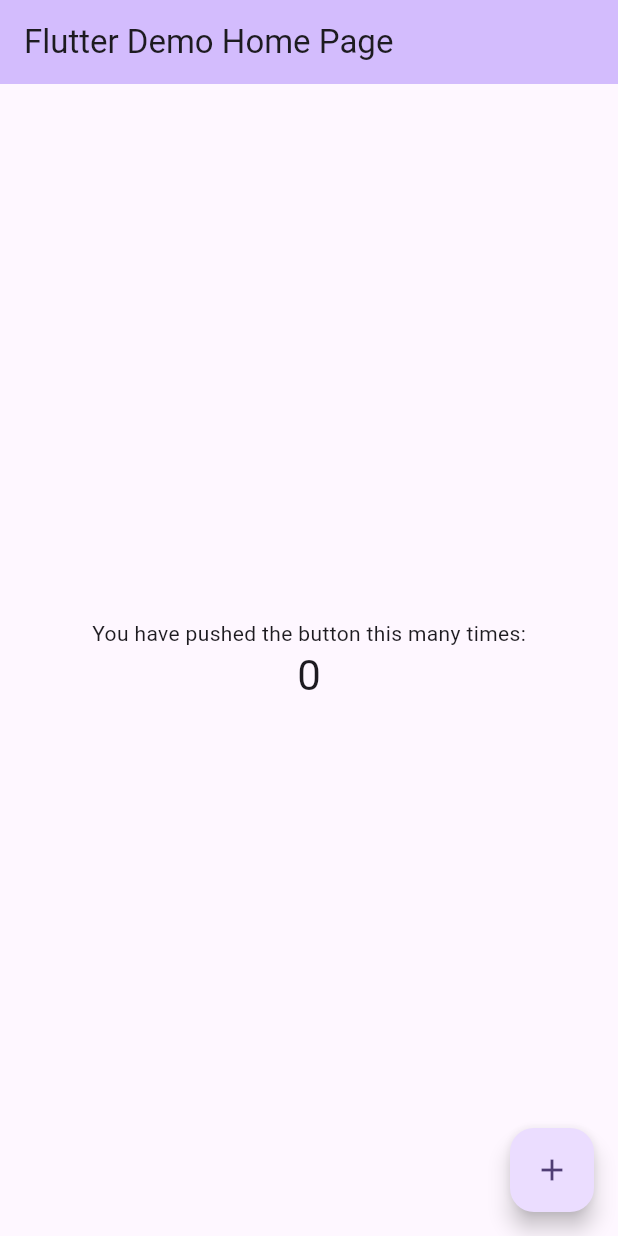
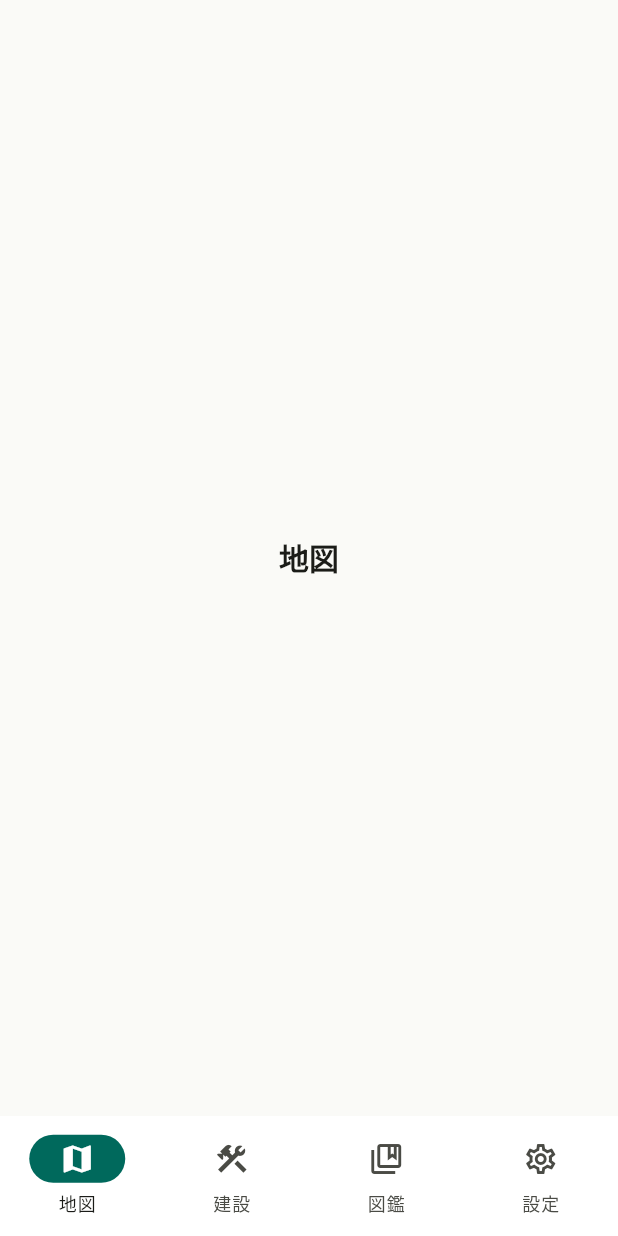
Before and after one commit to rokusoudo-product/terra-town, a Flutter app: the screen it shows after launch, on a phone screen of 412 x 824 dp. Run offline on Flutter 3.47's test engine with Material 3 defaults, Android fonts, the phone set to English and light mode, and no system bars.

Commit message:
feat(design): DESIGN.md のデザイントークンを Flutter テーマ層として実装 (#39)
- app/lib/design/ にトークン層を新設
  - color_tokens.dart: カラートークン12種 + fog をライト/ダークで定義し、
    Material3 ColorScheme と AppSemanticColors(success/warning/info/fog)
    にマッピング
  - typography.dart: タイポスケール(12/14/16/20/24/32)をTextThemeにマッピング
    （本文16・補助12・行間1.6）
  - spacing.dart: 8ptグリッド定数(4例外込み)と最小タップ領域48dpを定義
  - app_theme.dart: 上記からuseMaterial3:trueのThemeData(light/dark)を生成
- main.dart: カウンターデモを削除し、テーマ適用済みの下部ナビ4タブ
  （地図/建設/図鑑/設定）のプレースホルダに置き換え
- widget_test.dart: カウンターのsmoke testを、テーマがDESIGN.mdのトークン値
  通りに適用されていることを検証するテストに置き換え

Closes #25

```diff
--- /dev/null
+++ b/app/lib/design/app_theme.dart
@@ -0,0 +1,72 @@
+import 'package:flutter/material.dart';
+
+import 'color_tokens.dart';
+import 'spacing.dart';
+import 'typography.dart';
+
+/// DESIGN.md のトークン層から Material 3 `ThemeData`（ライト/ダーク）を生成する。
+///
+/// 画面側は `Theme.of(context)` 経由でのみ色・タイポグラフィを参照し、
+/// カラーコード・フォントサイズ・余白の直書きは行わないこと（Issue #25 受け入れ基準）。
+class AppTheme {
+  const AppTheme._();
+
+  static ThemeData light() => _themeFrom(
+    colorScheme: ColorTokens.lightScheme,
+    backgroundColor: ColorTokens.backgroundLight,
+    semanticColors: const AppSemanticColors(
+      success: ColorTokens.successLight,
+      warning: ColorTokens.warningLight,
+      info: ColorTokens.infoLight,
+      fog: ColorTokens.fog,
+    ),
+  );
+
+  static ThemeData dark() => _themeFrom(
+    colorScheme: ColorTokens.darkScheme,
+    backgroundColor: ColorTokens.backgroundDark,
+    semanticColors: const AppSemanticColors(
+      success: ColorTokens.successDark,
+      warning: ColorTokens.warningDark,
+      info: ColorTokens.infoDark,
+      // 地図はライトのみ MVP のため fog は単一値（ダークテーマでも同値）。
+      fog: ColorTokens.fog,
+    ),
+  );
+
+  static ThemeData _themeFrom({
+    required ColorScheme colorScheme,
+    required Color backgroundColor,
+    required AppSemanticColors semanticColors,
+  }) {
+    final textTheme = AppTypography.textTheme(
+      primary: colorScheme.onSurface,
+      secondary: colorScheme.onSurfaceVariant,
+    );
+
+    final minTapTargetStyle = ButtonStyle(
+      minimumSize: WidgetStateProperty.all(AppSpacing.minTapTarget),
+    );
+
+    return ThemeData(
+      useMaterial3: true,
+      brightness: colorScheme.brightness,
+      colorScheme: colorScheme,
+      scaffoldBackgroundColor: backgroundColor,
+      textTheme: textTheme,
+      extensions: <ThemeExtension<dynamic>>[semanticColors],
+      appBarTheme: AppBarTheme(
+        backgroundColor: colorScheme.surface,
+        foregroundColor: colorScheme.onSurface,
+        elevation: 0,
+      ),
+      elevatedButtonTheme: ElevatedButtonThemeData(style: minTapTargetStyle),
+      filledButtonTheme: FilledButtonThemeData(style: minTapTargetStyle),
+      outlinedButtonTheme: OutlinedButtonThemeData(style: minTapTargetStyle),
+      textButtonTheme: TextButtonThemeData(style: minTapTargetStyle),
+      iconButtonTheme: IconButtonThemeData(
+        style: IconButton.styleFrom(minimumSize: AppSpacing.minTapTarget),
+      ),
+    );
+  }
+}
--- /dev/null
+++ b/app/lib/design/color_tokens.dart
@@ -0,0 +1,140 @@
+import 'package:flutter/material.dart';
+
+/// DESIGN.md「カラートークン」節（12種 + fog）の唯一の実装対応物。
+///
+/// このファイル以外で `Color(0x...)` / `Colors.*` のリテラルを書かないこと
+/// （Issue #25 受け入れ基準）。値を変更する場合は DESIGN.md 側も同一 PR で更新する。
+class ColorTokens {
+  const ColorTokens._();
+
+  // primary（主要アクション・自分の街の象徴色）
+  static const Color primaryLight = Color(0xFF2E7D32);
+  static const Color primaryDark = Color(0xFF7CC47F);
+
+  // secondary（サブアクション・区画/水辺系）
+  static const Color secondaryLight = Color(0xFF00695C);
+  static const Color secondaryDark = Color(0xFF4DB6AC);
+
+  // accent（獲得・名所ハイライト、10%）
+  static const Color accentLight = Color(0xFFF9A825);
+  static const Color accentDark = Color(0xFFFFCA45);
+
+  // background（画面背景・地図以外）
+  static const Color backgroundLight = Color(0xFFFAFAF7);
+  static const Color backgroundDark = Color(0xFF121410);
+
+  // surface（カード・パネル・HUD背景）
+  static const Color surfaceLight = Color(0xFFFFFFFF);
+  static const Color surfaceDark = Color(0xFF1E211C);
+
+  // text
+  static const Color textPrimaryLight = Color(0xFF1B1C18);
+  static const Color textPrimaryDark = Color(0xFFE4E4DC);
+  static const Color textSecondaryLight = Color(0xFF4A4B45);
+  static const Color textSecondaryDark = Color(0xFFA8AAA0);
+
+  // semantic
+  static const Color successLight = Color(0xFF2E7D32);
+  static const Color successDark = Color(0xFF7CC47F);
+  static const Color warningLight = Color(0xFFF9A825);
+  static const Color warningDark = Color(0xFFFFCA45);
+  static const Color errorLight = Color(0xFFC62828);
+  static const Color errorDark = Color(0xFFEF9A9A);
+  static const Color infoLight = Color(0xFF1565C0);
+  static const Color infoDark = Color(0xFF90CAF9);
+
+  /// fog of war 暗幕（未開示ヘクス）。地図はライトのみ MVP のため単一値。
+  /// DESIGN.md: rgba(20,22,16,0.62)
+  static const Color fog = Color(0x9E141610);
+
+  /// on-color（コントラスト用の前景色）は DESIGN.md に個別値の定義が無いため、
+  /// 背景トークンの輝度から自動算出する（白 or 黒87%）。
+  static Color _onColorFor(Color background) {
+    final brightness = ThemeData.estimateBrightnessForColor(background);
+    return brightness == Brightness.dark ? Colors.white : Colors.black87;
+  }
+
+  /// DESIGN.md のトークンを Material 3 ColorScheme にマッピングしたライトテーマ用配色。
+  /// accent は Material 3 の tertiary スロットに、text-secondary は
+  /// onSurfaceVariant / outline に対応させる。
+  static ColorScheme get lightScheme => ColorScheme.light(
+    primary: primaryLight,
+    onPrimary: _onColorFor(primaryLight),
+    secondary: secondaryLight,
+    onSecondary: _onColorFor(secondaryLight),
+    tertiary: accentLight,
+    onTertiary: _onColorFor(accentLight),
+    error: errorLight,
+    onError: _onColorFor(errorLight),
+    surface: surfaceLight,
+    onSurface: textPrimaryLight,
+    onSurfaceVariant: textSecondaryLight,
+    outline: textSecondaryLight,
+  );
+
+  /// ダークテーマ用配色（地図以外の UI 向け。地図は本 Issue のスコープ外）。
+  static ColorScheme get darkScheme => ColorScheme.dark(
+    primary: primaryDark,
+    onPrimary: _onColorFor(primaryDark),
+    secondary: secondaryDark,
+    onSecondary: _onColorFor(secondaryDark),
+    tertiary: accentDark,
+    onTertiary: _onColorFor(accentDark),
+    error: errorDark,
+    onError: _onColorFor(errorDark),
+    surface: surfaceDark,
+    onSurface: textPrimaryDark,
+    onSurfaceVariant: textSecondaryDark,
+    outline: textSecondaryDark,
+  );
+}
+
+/// Material 3 の ColorScheme に無い DESIGN.md 独自トークン（success / warning / info / fog）を
+/// 保持する ThemeExtension。`Theme.of(context).extension<AppSemanticColors>()` で参照する。
+@immutable
+class AppSemanticColors extends ThemeExtension<AppSemanticColors> {
+  const AppSemanticColors({
+    required this.success,
+    required this.warning,
+    required this.info,
+    required this.fog,
+  });
+
+  final Color success;
+  final Color warning;
+  final Color info;
+  final Color fog;
+
+  @override
+  AppSemanticColors copyWith({
+    Color? success,
+    Color? warning,
+    Color? info,
+    Color? fog,
+  }) {
+    return AppSemanticColors(
+      success: success ?? this.success,
+      warning: warning ?? this.warning,
+      info: info ?? this.info,
+      fog: fog ?? this.fog,
+    );
+  }
+
+  @override
+  AppSemanticColors lerp(ThemeExtension<AppSemanticColors>? other, double t) {
+    if (other is! AppSemanticColors) {
+      return this;
+    }
+    return AppSemanticColors(
+      success: Color.lerp(success, other.success, t)!,
+      warning: Color.lerp(warning, other.warning, t)!,
+      info: Color.lerp(info, other.info, t)!,
+      fog: Color.lerp(fog, other.fog, t)!,
+    );
+  }
+}
+
+/// `theme.semanticColors` で AppSemanticColors に簡潔にアクセスするための拡張。
+extension AppSemanticColorsX on ThemeData {
+  AppSemanticColors get semanticColors => extension<AppSemanticColors>()!;
+}
--- /dev/null
+++ b/app/lib/design/spacing.dart
@@ -0,0 +1,21 @@
+import 'package:flutter/material.dart';
+
+/// DESIGN.md「余白・レイアウト」節の唯一の実装対応物。
+///
+/// 8pt グリッド（8/16/24/32/48/64、例外は 4 のみ）＋ 最小タップ領域 48×48dp。
+class AppSpacing {
+  const AppSpacing._();
+
+  /// 8pt グリッドの唯一の例外値。
+  static const double xs = 4;
+
+  static const double sm = 8;
+  static const double md = 16;
+  static const double lg = 24;
+  static const double xl = 32;
+  static const double xxl = 48;
+  static const double xxxl = 64;
+
+  /// タップ対象 最低 48×48dp（DESIGN.md「余白・レイアウト」）。
+  static const Size minTapTarget = Size(xxl, xxl);
+}
--- /dev/null
+++ b/app/lib/design/typography.dart
@@ -0,0 +1,58 @@
+import 'package:flutter/material.dart';
+
+/// DESIGN.md「タイポグラフィ」節の唯一の実装対応物。
+///
+/// スケール: 12 / 14 / 16 / 20 / 24 / 32（本文 16・補助 12）。行間 1.5〜1.7。
+/// フォント: 日本語 UI は Noto Sans JP が第一候補だが、モバイルはシステムデフォルト可
+/// （DESIGN.md）のため、本アプリではシステムデフォルトフォントを使用する
+/// （カスタムフォント同梱は本 Issue のスコープ外）。
+class AppTypography {
+  const AppTypography._();
+
+  static const double scale12 = 12;
+  static const double scale14 = 14;
+  static const double scale16 = 16; // 本文基準
+  static const double scale20 = 20;
+  static const double scale24 = 24;
+  static const double scale32 = 32;
+
+  /// 行間 1.5〜1.7 の範囲内で統一的に採用する値。
+  static const double lineHeight = 1.6;
+
+  /// [primary] は本文色、[secondary] は補助テキスト色（DESIGN.md text-secondary）。
+  static TextTheme textTheme({
+    required Color primary,
+    required Color secondary,
+  }) {
+    TextStyle style(
+      double size, {
+      FontWeight weight = FontWeight.normal,
+      Color? color,
+    }) {
+      return TextStyle(
+        fontSize: size,
+        height: lineHeight,
+        fontWeight: weight,
+        color: color ?? primary,
+      );
+    }
+
+    return TextTheme(
+      displayLarge: style(scale32, weight: FontWeight.w600),
+      displayMedium: style(scale32, weight: FontWeight.w600),
+      displaySmall: style(scale24, weight: FontWeight.w600),
+      headlineLarge: style(scale24, weight: FontWeight.w600),
+      headlineMedium: style(scale24, weight: FontWeight.w600),
+      headlineSmall: style(scale20, weight: FontWeight.w600),
+      titleLarge: style(scale20, weight: FontWeight.w500),
+      titleMedium: style(scale16, weight: FontWeight.w500),
+      titleSmall: style(scale14, weight: FontWeight.w500),
+      bodyLarge: style(scale16), // 本文
+      bodyMedium: style(scale14),
+      bodySmall: style(scale12, color: secondary), // 補助
+      labelLarge: style(scale14, weight: FontWeight.w500),
+      labelMedium: style(scale12, weight: FontWeight.w500),
+      labelSmall: style(scale12, weight: FontWeight.w500, color: secondary),
+    );
+  }
+}
--- a/app/lib/main.dart
+++ b/app/lib/main.dart
@@ -1,4 +1,6 @@
 import 'package:flutter/material.dart';
+
+import 'design/app_theme.dart';
 
 void main() {
   runApp(const MyApp());
@@ -7,116 +9,94 @@ void main() {
 class MyApp extends StatelessWidget {
   const MyApp({super.key});
 
-  // This widget is the root of your application.
   @override
   Widget build(BuildContext context) {
     return MaterialApp(
-      title: 'Flutter Demo',
-      theme: ThemeData(
-        // This is the theme of your application.
-        //
-        // TRY THIS: Try running your application with "flutter run". You'll see
-        // the application has a purple toolbar. Then, without quitting the app,
-        // try changing the seedColor in the colorScheme below to Colors.green
-        // and then invoke "hot reload" (save your changes or press the "hot
-        // reload" button in a Flutter-supported IDE, or press "r" if you used
-        // the command line to start the app).
-        //
-        // Notice that the counter didn't reset back to zero; the application
-        // state is not lost during the reload. To reset the state, use hot
-        // restart instead.
-        //
-        // This works for code too, not just values: Most code changes can be
-        // tested with just a hot reload.
-        colorScheme: .fromSeed(seedColor: Colors.deepPurple),
-      ),
-      home: const MyHomePage(title: 'Flutter Demo Home Page'),
+      title: 'terra-town',
+      theme: AppTheme.light(),
+      darkTheme: AppTheme.dark(),
+      home: const RootScaffold(),
     );
   }
 }
 
-class MyHomePage extends StatefulWidget {
-  const MyHomePage({super.key, required this.title});
-
-  // This widget is the home page of your application. It is stateful, meaning
-  // that it has a State object (defined below) that contains fields that affect
-  // how it looks.
-
-  // This class is the configuration for the state. It holds the values (in this
-  // case the title) provided by the parent (in this case the App widget) and
-  // used by the build method of the State. Fields in a Widget subclass are
-  // always marked "final".
-
-  final String title;
+/// 下部ナビ4タブ（地図 / 建設 / 図鑑 / 設定）の骨組み（DESIGN.md「余白・レイアウト」）。
+///
+/// 各タブの中身（4状態の実装）は Issue #25 のスコープ外。
+/// tasks.md の各画面タスク（T057・T075・T076・T089・T093・T103）に委ねる。
+class RootScaffold extends StatefulWidget {
+  const RootScaffold({super.key});
 
   @override
-  State<MyHomePage> createState() => _MyHomePageState();
+  State<RootScaffold> createState() => _RootScaffoldState();
 }
 
-class _MyHomePageState extends State<MyHomePage> {
-  int _counter = 0;
+class _RootScaffoldState extends State<RootScaffold> {
+  int _selectedIndex = 0;
 
-  void _incrementCounter() {
-    setState(() {
-      // This call to setState tells the Flutter framework that something has
-      // changed in this State, which causes it to rerun the build method below
-      // so that the display can reflect the updated values. If we changed
-      // _counter without calling setState(), then the build method would not be
-      // called again, and so nothing would appear to happen.
-      _counter++;
-    });
-  }
+  static const List<_TabSpec> _tabs = [
+    _TabSpec(label: '地図', icon: Icons.map_outlined, selectedIcon: Icons.map),
+    _TabSpec(
+      label: '建設',
+      icon: Icons.construction_outlined,
+      selectedIcon: Icons.construction,
+    ),
+    _TabSpec(
+      label: '図鑑',
+      icon: Icons.collections_bookmark_outlined,
+      selectedIcon: Icons.collections_bookmark,
+    ),
+    _TabSpec(
+      label: '設定',
+      icon: Icons.settings_outlined,
+      selectedIcon: Icons.settings,
+    ),
+  ];
 
   @override
   Widget build(BuildContext context) {
-    // This method is rerun every time setState is called, for instance as done
-    // by the _incrementCounter method above.
-    //
-    // The Flutter framework has been optimized to make rerunning build methods
-    // fast, so that you can just rebuild anything that needs updating rather
-    // than having to individually change instances of widgets.
     return Scaffold(
-      appBar: AppBar(
-        // TRY THIS: Try changing the color here to a specific color (to
-        // Colors.amber, perhaps?) and trigger a hot reload to see the AppBar
-        // change color while the other colors stay the same.
-        backgroundColor: Theme.of(context).colorScheme.inversePrimary,
-        // Here we take the value from the MyHomePage object that was created by
-        // the App.build method, and use it to set our appbar title.
-        title: Text(widget.title),
-      ),
-      body: Center(
-        // Center is a layout widget. It takes a single child and positions it
-        // in the middle of the parent.
-        child: Column(
-          // Column is also a layout widget. It takes a list of children and
-          // arranges them vertically. By default, it sizes itself to fit its
-          // children horizontally, and tries to be as tall as its parent.
-          //
-          // Column has various properties to control how it sizes itself and
-          // how it positions its children. Here we use mainAxisAlignment to
-          // center the children vertically; the main axis here is the vertical
-          // axis because Columns are vertical (the cross axis would be
-          // horizontal).
-          //
-          // TRY THIS: Invoke "debug painting" (choose the "Toggle Debug Paint"
-          // action in the IDE, or press "p" in the console), to see the
-          // wireframe for each widget.
-          mainAxisAlignment: .center,
-          children: [
-            const Text('You have pushed the button this many times:'),
-            Text(
-              '$_counter',
-              style: Theme.of(context).textTheme.headlineMedium,
+      body: _PlaceholderScreen(label: _tabs[_selectedIndex].label),
+      bottomNavigationBar: NavigationBar(
+        selectedIndex: _selectedIndex,
+        onDestinationSelected: (index) =>
+            setState(() => _selectedIndex = index),
+        destinations: [
+          for (final tab in _tabs)
+            NavigationDestination(
+              icon: Icon(tab.icon),
+              selectedIcon: Icon(tab.selectedIcon),
+              label: tab.label,
             ),
-          ],
-        ),
-      ),
-      floatingActionButton: FloatingActionButton(
-        onPressed: _incrementCounter,
-        tooltip: 'Increment',
-        child: const Icon(Icons.add),
+        ],
       ),
     );
   }
 }
+
+class _TabSpec {
+  const _TabSpec({
+    required this.label,
+    required this.icon,
+    required this.selectedIcon,
+  });
+
+  final String label;
+  final IconData icon;
+  final IconData selectedIcon;
+}
+
+/// 画面本体のプレースホルダ。テーマ（トークン）が適用されていることだけを示し、
+/// 実際の4状態（通常/ローディング/空/エラー）は各画面タスクで実装する。
+class _PlaceholderScreen extends StatelessWidget {
+  const _PlaceholderScreen({required this.label});
+
+  final String label;
+
+  @override
+  Widget build(BuildContext context) {
+    return Center(
+      child: Text(label, style: Theme.of(context).textTheme.headlineSmall),
+    );
+  }
+}
```
Also changed, not shown: 1 other file.
